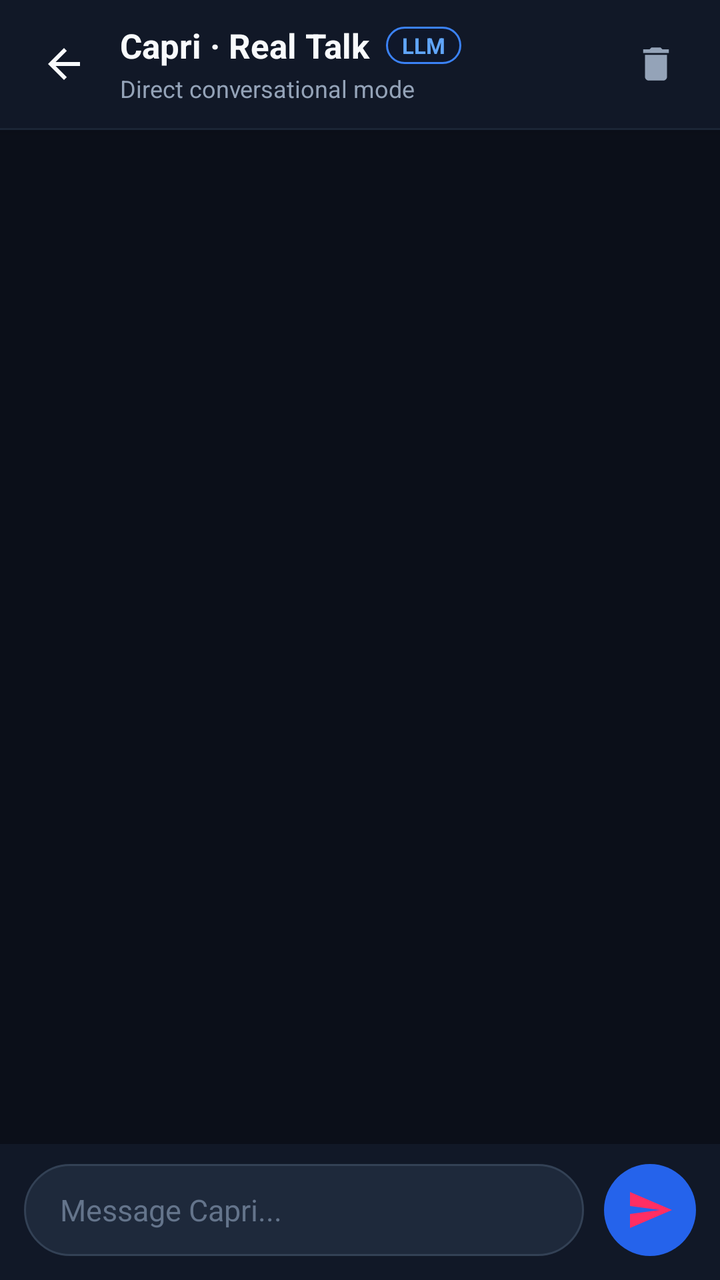
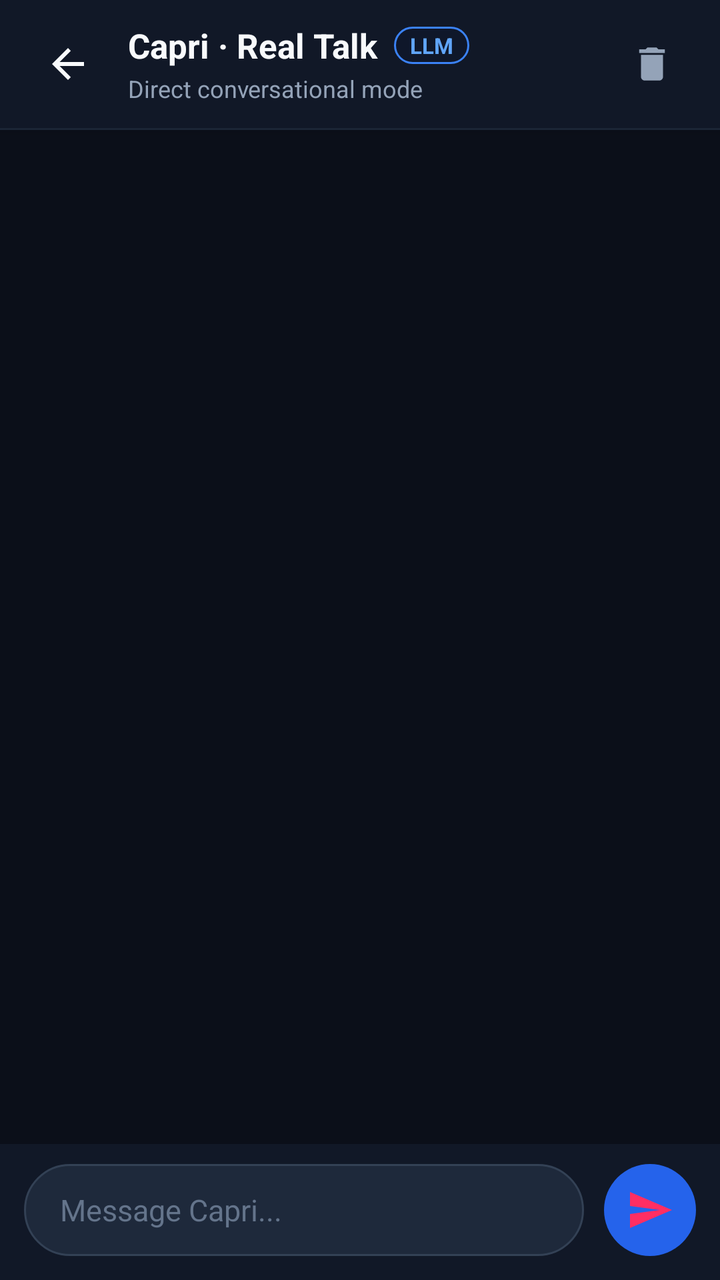

Screens rendered from an Android XML layout before and after an edit, with the pre-edit source and the edit as a unified diff.
<!-- AndroidManifest.xml: application theme Theme.Capri -->
<!-- res/layout/activity_real_talk.xml -->
<?xml version="1.0" encoding="utf-8"?>
<LinearLayout xmlns:android="http://schemas.android.com/apk/res/android"
    android:id="@+id/realTalkRoot"
    android:layout_width="match_parent"
    android:layout_height="match_parent"
    android:background="#0B0F19"
    android:orientation="vertical">

    
    <LinearLayout
        android:id="@+id/headerBar"
        android:layout_width="match_parent"
        android:layout_height="64dp"
        android:background="#111827"
        android:elevation="4dp"
        android:gravity="center_vertical"
        android:orientation="horizontal"
        android:paddingStart="12dp"
        android:paddingEnd="12dp">

        <ImageButton
            android:id="@+id/btnBackRealTalk"
            android:layout_width="40dp"
            android:layout_height="40dp"
            android:background="?attr/selectableItemBackgroundBorderless"
            android:contentDescription="Back"
            android:src="@drawable/ic_real_talk_back" />

        <LinearLayout
            android:layout_width="0dp"
            android:layout_height="wrap_content"
            android:layout_marginStart="8dp"
            android:layout_weight="1"
            android:orientation="vertical">

            <LinearLayout
                android:layout_width="wrap_content"
                android:layout_height="wrap_content"
                android:gravity="center_vertical"
                android:orientation="horizontal">

                <TextView
                    android:id="@+id/tvRealTalkTitle"
                    android:layout_width="wrap_content"
                    android:layout_height="wrap_content"
                    android:text="Capri · Real Talk"
                    android:textColor="#F8FAFC"
                    android:textSize="17sp"
                    android:textStyle="bold" />

                <TextView
                    android:id="@+id/tvActiveModelBadge"
                    android:layout_width="wrap_content"
                    android:layout_height="wrap_content"
                    android:layout_marginStart="8dp"
                    android:background="@drawable/bg_real_talk_model_badge"
                    android:paddingStart="8dp"
                    android:paddingTop="2dp"
                    android:paddingEnd="8dp"
                    android:paddingBottom="2dp"
                    android:text="LLM"
                    android:textColor="#60A5FA"
                    android:textSize="11sp"
                    android:textStyle="bold" />
            </LinearLayout>

            <TextView
                android:id="@+id/tvRealTalkSubtitle"
                android:layout_width="wrap_content"
                android:layout_height="wrap_content"
                android:layout_marginTop="2dp"
                android:text="Direct conversational mode"
                android:textColor="#94A3B8"
                android:textSize="12sp" />
        </LinearLayout>

        <ImageButton
            android:id="@+id/btnClearRealTalk"
            android:layout_width="40dp"
            android:layout_height="40dp"
            android:background="?attr/selectableItemBackgroundBorderless"
            android:contentDescription="Clear conversation"
            android:src="@drawable/ic_real_talk_clear" />
    </LinearLayout>

    
    <View
        android:layout_width="match_parent"
        android:layout_height="1dp"
        android:background="#1E293B" />

    
    <LinearLayout
        android:id="@+id/emptyStateContainer"
        android:layout_width="match_parent"
        android:layout_height="0dp"
        android:layout_weight="1"
        android:gravity="center"
        android:orientation="vertical"
        android:padding="32dp"
        android:visibility="gone">

        <TextView
            android:layout_width="wrap_content"
            android:layout_height="wrap_content"
            android:text="Real Talk with Capri"
            android:textColor="#F8FAFC"
            android:textSize="20sp"
            android:textStyle="bold" />

        <TextView
            android:id="@+id/tvEmptyStateHint"
            android:layout_width="wrap_content"
            android:layout_height="wrap_content"
            android:layout_marginTop="8dp"
            android:gravity="center"
            android:lineSpacingExtra="4dp"
            android:text="Full multi-turn chat powered by your active LLM provider. Ask anything, brainstorm, or just talk."
            android:textColor="#94A3B8"
            android:textSize="14sp" />
    </LinearLayout>

    
    <ListView
        android:id="@+id/listRealTalkMessages"
        android:layout_width="match_parent"
        android:layout_height="0dp"
        android:layout_weight="1"
        android:clipToPadding="false"
        android:divider="@null"
        android:dividerHeight="0dp"
        android:listSelector="@android:color/transparent"
        android:paddingTop="12dp"
        android:paddingBottom="12dp"
        android:scrollbars="vertical"
        android:stackFromBottom="true"
        android:transcriptMode="alwaysScroll" />

    
    <LinearLayout
        android:id="@+id/typingIndicatorContainer"
        android:layout_width="match_parent"
        android:layout_height="wrap_content"
        android:gravity="center_vertical"
        android:orientation="horizontal"
        android:paddingStart="20dp"
        android:paddingTop="4dp"
        android:paddingEnd="20dp"
        android:paddingBottom="8dp"
        android:visibility="gone">

        <ProgressBar
            style="?android:attr/progressBarStyleSmall"
            android:layout_width="16dp"
            android:layout_height="16dp"
            android:indeterminate="true" />

        <TextView
            android:id="@+id/tvTypingStatus"
            android:layout_width="wrap_content"
            android:layout_height="wrap_content"
            android:layout_marginStart="8dp"
            android:text="Capri is thinking..."
            android:textColor="#94A3B8"
            android:textSize="12sp"
            android:textStyle="italic" />
    </LinearLayout>

    
    <LinearLayout
        android:id="@+id/composerContainer"
        android:layout_width="match_parent"
        android:layout_height="wrap_content"
        android:background="#111827"
        android:gravity="bottom"
        android:orientation="horizontal"
        android:paddingStart="12dp"
        android:paddingTop="10dp"
        android:paddingEnd="12dp"
        android:paddingBottom="12dp">

        <EditText
            android:id="@+id/etRealTalkInput"
            android:layout_width="0dp"
            android:layout_height="wrap_content"
            android:layout_weight="1"
            android:background="@drawable/bg_real_talk_input_bar"
            android:hint="Message Capri..."
            android:imeOptions="actionSend"
            android:inputType="textCapSentences|textMultiLine"
            android:maxLines="5"
            android:minHeight="46dp"
            android:paddingStart="18dp"
            android:paddingTop="12dp"
            android:paddingEnd="18dp"
            android:paddingBottom="12dp"
            android:textColor="#F8FAFC"
            android:textColorHint="#64748B"
            android:textSize="15sp" />

        <ImageButton
            android:id="@+id/btnSendRealTalk"
            android:layout_width="46dp"
            android:layout_height="46dp"
            android:layout_marginStart="10dp"
            android:background="@drawable/bg_real_talk_send_btn"
            android:contentDescription="Send message"
            android:padding="11dp"
            android:scaleType="fitCenter"
            android:src="@drawable/ic_send" />
    </LinearLayout>

</LinearLayout>
<!-- resources referenced by this layout -->
<resources>
  <!-- drawable bg_real_talk_input_bar (drawable) -->
  <?xml version="1.0" encoding="utf-8"?>
  <shape xmlns:android="http://schemas.android.com/apk/res/android"
      android:shape="rectangle">
      <solid android:color="#1E293B" />
      <stroke
          android:width="1dp"
          android:color="#334155" />
      <corners android:radius="24dp" />
  </shape>
  <!-- drawable bg_real_talk_model_badge (drawable) -->
  <?xml version="1.0" encoding="utf-8"?>
  <shape xmlns:android="http://schemas.android.com/apk/res/android"
      android:shape="rectangle">
      <solid android:color="#0F172A" />
      <stroke
          android:width="1dp"
          android:color="#3B82F6" />
      <corners android:radius="12dp" />
  </shape>
  <!-- drawable bg_real_talk_send_btn (drawable) -->
  <?xml version="1.0" encoding="utf-8"?>
  <shape xmlns:android="http://schemas.android.com/apk/res/android"
      android:shape="oval">
      <solid android:color="#2563EB" />
  </shape>
  <!-- drawable ic_real_talk_back (drawable) -->
  <?xml version="1.0" encoding="utf-8"?>
  <vector xmlns:android="http://schemas.android.com/apk/res/android"
      android:width="24dp"
      android:height="24dp"
      android:viewportWidth="24"
      android:viewportHeight="24">
      <path
          android:fillColor="#F8FAFC"
          android:pathData="M20,11H7.83l5.59,-5.59L12,4l-8,8 8,8 1.41,-1.41L7.83,13H20v-2z" />
  </vector>
  <!-- drawable ic_real_talk_clear (drawable) -->
  <?xml version="1.0" encoding="utf-8"?>
  <vector xmlns:android="http://schemas.android.com/apk/res/android"
      android:width="22dp"
      android:height="22dp"
      android:viewportWidth="24"
      android:viewportHeight="24">
      <path
          android:fillColor="#94A3B8"
          android:pathData="M6,19c0,1.1 0.9,2 2,2h8c1.1,0 2,-0.9 2,-2V7H6v12zM19,4h-3.5l-1,-1h-5l-1,1H5v2h14V4z" />
  </vector>
  <!-- drawable ic_send (drawable) -->
  <?xml version="1.0" encoding="utf-8"?>
  <vector xmlns:android="http://schemas.android.com/apk/res/android"
      android:width="24dp"
      android:height="24dp"
      android:viewportWidth="24"
      android:viewportHeight="24">
      <path
          android:fillColor="@color/accent_red_pink"
          android:pathData="M2.01,21L23,12L2.01,3L2,10l15,2l-15,2z"/>
  </vector>
  <style name="Theme.Capri" parent="Theme.MaterialComponents.DayNight.NoActionBar">
          
          <item name="colorPrimary">@color/accent_red_pink</item>
          <item name="colorPrimaryVariant">@color/bubble_bg</item>
          <item name="colorOnPrimary">@color/white</item>
          
          <item name="colorSecondary">@color/accent_red_pink</item>
          <item name="colorSecondaryVariant">@color/accent_red_pink</item>
          <item name="colorOnSecondary">@color/white</item>
          <item name="android:statusBarColor">@color/bubble_bg</item>
      </style>
  <color name="accent_red_pink">#FF2E63</color>
  <color name="bubble_bg">#14141F</color>
  <color name="white">#FFFFFFFF</color>
</resources>

<!-- the commit's change to res/layout/activity_real_talk.xml (unified diff, before → after) -->
@@ -10,20 +10,24 @@
     <LinearLayout
         android:id="@+id/headerBar"
         android:layout_width="match_parent"
-        android:layout_height="64dp"
+        android:layout_height="wrap_content"
+        android:minHeight="64dp"
         android:background="#111827"
         android:elevation="4dp"
         android:gravity="center_vertical"
         android:orientation="horizontal"
         android:paddingStart="12dp"
-        android:paddingEnd="12dp">
+        android:paddingEnd="12dp"
+        android:paddingTop="8dp"
+        android:paddingBottom="8dp">
 
         <ImageButton
             android:id="@+id/btnBackRealTalk"
-            android:layout_width="40dp"
-            android:layout_height="40dp"
+            android:layout_width="44dp"
+            android:layout_height="44dp"
             android:background="?attr/selectableItemBackgroundBorderless"
             android:contentDescription="Back"
+            android:scaleType="centerInside"
             android:src="@drawable/ic_real_talk_back" />
 
         <LinearLayout
@@ -76,10 +80,11 @@
 
         <ImageButton
             android:id="@+id/btnClearRealTalk"
-            android:layout_width="40dp"
-            android:layout_height="40dp"
+            android:layout_width="44dp"
+            android:layout_height="44dp"
             android:background="?attr/selectableItemBackgroundBorderless"
             android:contentDescription="Clear conversation"
+            android:scaleType="centerInside"
             android:src="@drawable/ic_real_talk_clear" />
     </LinearLayout>
 
